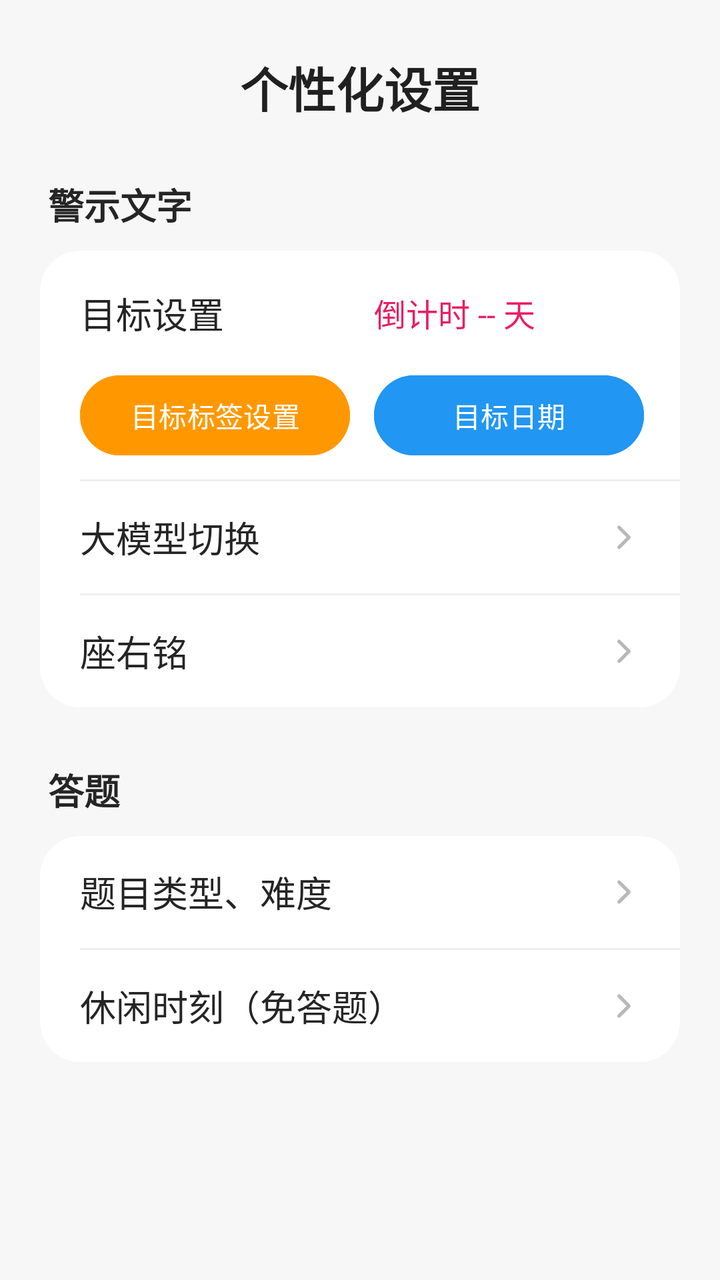
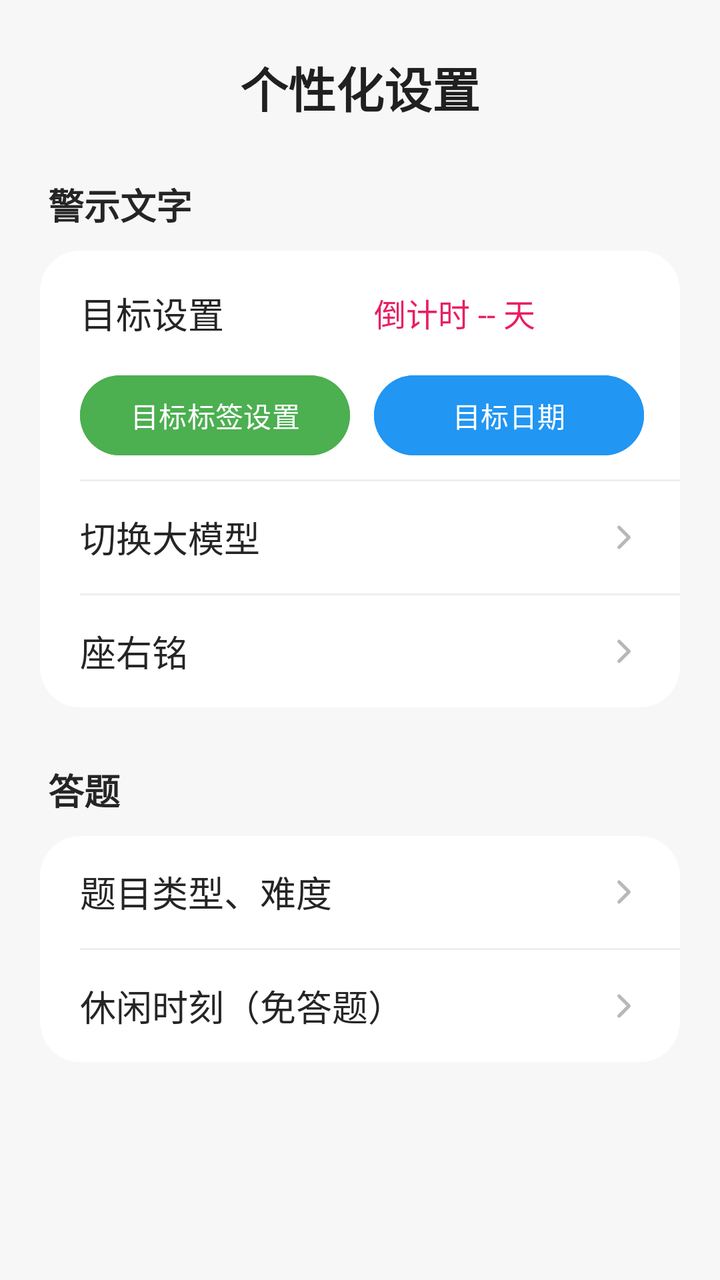

An Android layout rendered at two revisions. The XML below is the earlier revision; the diff shows what the commit changed to produce the second picture.
<!-- AndroidManifest.xml: application theme Theme.Basic -->
<!-- res/layout/fragment_goal.xml -->
<?xml version="1.0" encoding="utf-8"?>
<ScrollView xmlns:android="http://schemas.android.com/apk/res/android"
    xmlns:app="http://schemas.android.com/apk/res-auto"
    android:layout_width="match_parent"
    android:layout_height="match_parent"
    android:background="#F7F7F7"
    android:clipToPadding="false"
    android:fillViewport="true"
    android:overScrollMode="never">

    <LinearLayout
        android:layout_width="match_parent"
        android:layout_height="wrap_content"
        android:orientation="vertical"
        android:paddingStart="20dp"
        android:paddingTop="26dp"
        android:paddingEnd="20dp"
        android:paddingBottom="32dp">

        <TextView
            android:layout_width="match_parent"
            android:layout_height="wrap_content"
            android:layout_marginBottom="28dp"
            android:gravity="center"
            android:text="个性化设置"
            android:textColor="#202020"
            android:textSize="24sp"
            android:textStyle="bold" />

        <TextView
            android:layout_width="match_parent"
            android:layout_height="wrap_content"
            android:layout_marginStart="4dp"
            android:layout_marginBottom="10dp"
            android:text="警示文字"
            android:textColor="#252525"
            android:textSize="18sp"
            android:textStyle="bold" />

        <androidx.cardview.widget.CardView
            android:layout_width="match_parent"
            android:layout_height="wrap_content"
            app:cardBackgroundColor="#FFFFFF"
            app:cardCornerRadius="20dp"
            app:cardElevation="0dp"
            app:cardPreventCornerOverlap="true">

            <LinearLayout
                android:layout_width="match_parent"
                android:layout_height="wrap_content"
                android:orientation="vertical">

                <LinearLayout
                    android:layout_width="match_parent"
                    android:layout_height="wrap_content"
                    android:orientation="vertical"
                    android:paddingStart="20dp"
                    android:paddingTop="18dp"
                    android:paddingEnd="18dp"
                    android:paddingBottom="8dp">

                    <LinearLayout
                        android:layout_width="match_parent"
                        android:layout_height="wrap_content"
                        android:gravity="center_vertical"
                        android:orientation="horizontal">

                        <TextView
                            android:layout_width="0dp"
                            android:layout_height="wrap_content"
                            android:layout_marginEnd="6dp"
                            android:layout_weight="1"
                            android:text="目标设置"
                            android:textColor="#252525"
                            android:textSize="18sp" />

                        <TextView
                            android:id="@+id/tv_goal_countdown"
                            android:layout_width="0dp"
                            android:layout_height="wrap_content"
                            android:layout_marginStart="6dp"
                            android:layout_weight="1"
                            android:gravity="start"
                            android:text="倒计时 -- 天"
                            android:textColor="#E91E63"
                            android:textSize="16sp" />

                    </LinearLayout>

                    <LinearLayout
                        android:layout_width="match_parent"
                        android:layout_height="wrap_content"
                        android:layout_marginTop="14dp"
                        android:gravity="center_vertical"
                        android:orientation="horizontal">

                        <Button
                            android:id="@+id/btn_tag_setting"
                            android:layout_width="0dp"
                            android:layout_height="wrap_content"
                            android:layout_marginEnd="6dp"
                            android:layout_weight="1"
                            android:backgroundTint="#FF9800"
                            android:minWidth="0dp"
                            android:paddingStart="8dp"
                            android:paddingEnd="8dp"
                            android:text="目标标签设置"
                            android:textAllCaps="false" />

                        <Button
                            android:id="@+id/btn_target_date_setting"
                            android:layout_width="0dp"
                            android:layout_height="wrap_content"
                            android:layout_marginStart="6dp"
                            android:layout_weight="1"
                            android:backgroundTint="#2196F3"
                            android:minWidth="0dp"
                            android:paddingStart="8dp"
                            android:paddingEnd="8dp"
                            android:text="目标日期"
                            android:textAllCaps="false" />

                    </LinearLayout>

                </LinearLayout>

                <View
                    android:layout_width="match_parent"
                    android:layout_height="1dp"
                    android:layout_marginStart="20dp"
                    android:background="#EEEEEE" />

                <LinearLayout
                    android:id="@+id/btn_reminder_provider"
                    android:layout_width="match_parent"
                    android:layout_height="56dp"
                    android:background="?attr/selectableItemBackground"
                    android:clickable="true"
                    android:focusable="true"
                    android:gravity="center_vertical"
                    android:orientation="horizontal"
                    android:paddingStart="20dp"
                    android:paddingEnd="18dp">

                    <TextView
                        android:layout_width="0dp"
                        android:layout_height="wrap_content"
                        android:layout_weight="1"
                        android:text="@string/reminder_provider_settings"
                        android:textColor="#252525"
                        android:textSize="18sp" />

                    <ImageView
                        android:layout_width="20dp"
                        android:layout_height="20dp"
                        android:contentDescription="@null"
                        android:src="@drawable/ic_menu_chevron" />

                </LinearLayout>

                <View
                    android:id="@+id/divider_reminder_provider"
                    android:layout_width="match_parent"
                    android:layout_height="1dp"
                    android:layout_marginStart="20dp"
                    android:background="#EEEEEE" />

                <LinearLayout
                    android:id="@+id/btn_floating_strict_reminder"
                    android:layout_width="match_parent"
                    android:layout_height="56dp"
                    android:background="?attr/selectableItemBackground"
                    android:clickable="true"
                    android:focusable="true"
                    android:gravity="center_vertical"
                    android:orientation="horizontal"
                    android:paddingStart="20dp"
                    android:paddingEnd="18dp">

                    <TextView
                        android:layout_width="0dp"
                        android:layout_height="wrap_content"
                        android:layout_weight="1"
                        android:text="座右铭"
                        android:textColor="#252525"
                        android:textSize="18sp" />

                    <ImageView
                        android:layout_width="20dp"
                        android:layout_height="20dp"
                        android:contentDescription="@null"
                        android:src="@drawable/ic_menu_chevron" />

                </LinearLayout>

            </LinearLayout>

        </androidx.cardview.widget.CardView>

        <TextView
            android:layout_width="match_parent"
            android:layout_height="wrap_content"
            android:layout_marginStart="4dp"
            android:layout_marginTop="28dp"
            android:layout_marginBottom="10dp"
            android:text="答题"
            android:textColor="#252525"
            android:textSize="18sp"
            android:textStyle="bold" />

        <androidx.cardview.widget.CardView
            android:layout_width="match_parent"
            android:layout_height="wrap_content"
            app:cardBackgroundColor="#FFFFFF"
            app:cardCornerRadius="20dp"
            app:cardElevation="0dp"
            app:cardPreventCornerOverlap="true">

            <LinearLayout
                android:layout_width="match_parent"
                android:layout_height="wrap_content"
                android:orientation="vertical">

                <LinearLayout
                    android:id="@+id/btn_math_difficulty"
                    android:layout_width="match_parent"
                    android:layout_height="56dp"
                    android:background="?attr/selectableItemBackground"
                    android:clickable="true"
                    android:focusable="true"
                    android:gravity="center_vertical"
                    android:orientation="horizontal"
                    android:paddingStart="20dp"
                    android:paddingEnd="18dp">

                    <TextView
                        android:layout_width="0dp"
                        android:layout_height="wrap_content"
                        android:layout_weight="1"
                        android:text="题目类型、难度"
                        android:textColor="#252525"
                        android:textSize="18sp" />

                    <ImageView
                        android:layout_width="20dp"
                        android:layout_height="20dp"
                        android:contentDescription="@null"
                        android:src="@drawable/ic_menu_chevron" />

                </LinearLayout>

                <View
                    android:layout_width="match_parent"
                    android:layout_height="1dp"
                    android:layout_marginStart="20dp"
                    android:background="#EEEEEE" />

                <LinearLayout
                    android:id="@+id/btn_leisure_time"
                    android:layout_width="match_parent"
                    android:layout_height="56dp"
                    android:background="?attr/selectableItemBackground"
                    android:clickable="true"
                    android:focusable="true"
                    android:gravity="center_vertical"
                    android:orientation="horizontal"
                    android:paddingStart="20dp"
                    android:paddingEnd="18dp">

                    <TextView
                        android:layout_width="0dp"
                        android:layout_height="wrap_content"
                        android:layout_weight="1"
                        android:text="休闲时刻（免答题）"
                        android:textColor="#252525"
                        android:textSize="18sp" />

                    <ImageView
                        android:layout_width="20dp"
                        android:layout_height="20dp"
                        android:contentDescription="@null"
                        android:src="@drawable/ic_menu_chevron" />

                </LinearLayout>

            </LinearLayout>

        </androidx.cardview.widget.CardView>

    </LinearLayout>
</ScrollView>
<!-- resources referenced by this layout -->
<resources>
  <!-- drawable ic_menu_chevron (drawable) -->
  <vector xmlns:android="http://schemas.android.com/apk/res/android"
      android:width="24dp"
      android:height="24dp"
      android:viewportWidth="24"
      android:viewportHeight="24">
      <path
          android:fillColor="@android:color/transparent"
          android:pathData="M9,6 L15,12 L9,18"
          android:strokeColor="#B8B8B8"
          android:strokeLineCap="round"
          android:strokeLineJoin="round"
          android:strokeWidth="2" />
  </vector>
  <string name="reminder_provider_settings">大模型切换</string>
  <style name="Theme.Basic" parent="Base.Theme.Basic" />
  <style name="Base.Theme.Basic" parent="Theme.Material3.DayNight.NoActionBar">
          
          
      </style>
</resources>

<!-- the commit's change to res/layout/fragment_goal.xml (unified diff, before → after) -->
@@ -100,7 +100,7 @@
                             android:layout_height="wrap_content"
                             android:layout_marginEnd="6dp"
                             android:layout_weight="1"
-                            android:backgroundTint="#FF9800"
+                            android:backgroundTint="#4CAF50"
                             android:minWidth="0dp"
                             android:paddingStart="8dp"
                             android:paddingEnd="8dp"
<!-- resource entries referenced after the edit -->
@@ -14,7 +14,7 @@
           android:strokeLineJoin="round"
           android:strokeWidth="2" />
   </vector>
-  <string name="reminder_provider_settings">大模型切换</string>
+  <string name="reminder_provider_settings">切换大模型</string>
   <style name="Theme.Basic" parent="Base.Theme.Basic" />
   <style name="Base.Theme.Basic" parent="Theme.Material3.DayNight.NoActionBar">
           
